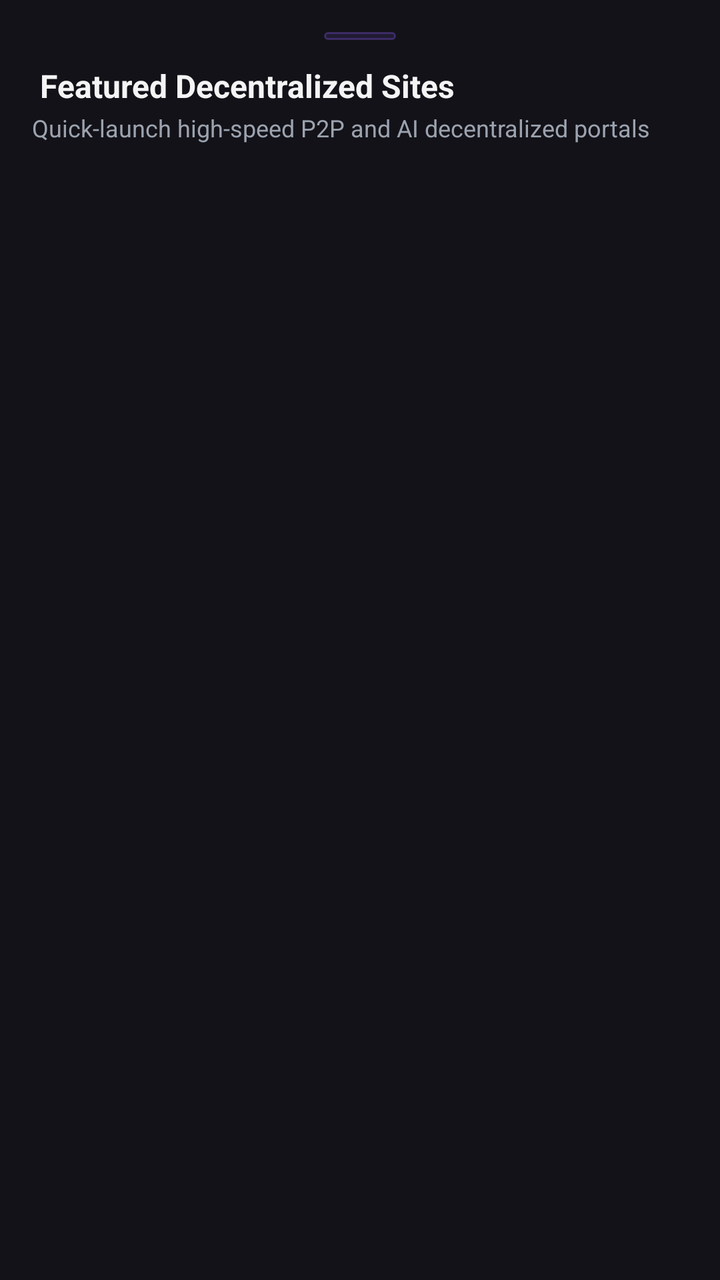
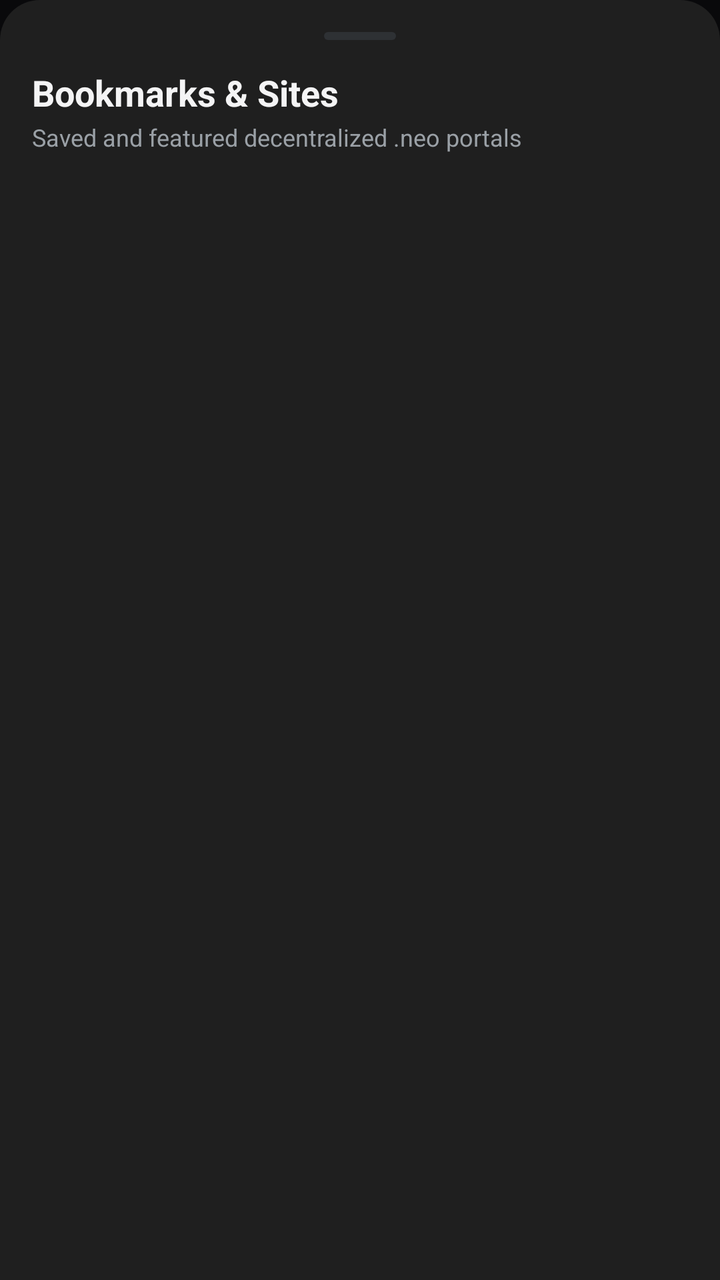

Compare the two renders of this Android layout. The source of the first and the diff that turns it into the second are given below.
<!-- AndroidManifest.xml: application theme Theme.NeoBrowser -->
<!-- res/layout/dialog_bookmarks.xml -->
<?xml version="1.0" encoding="utf-8"?>
<LinearLayout xmlns:android="http://schemas.android.com/apk/res/android"
    xmlns:app="http://schemas.android.com/apk/res-auto"
    android:layout_width="match_parent"
    android:layout_height="wrap_content"
    android:background="@color/bg_surface"
    android:orientation="vertical"
    android:padding="16dp">

    
    <View
        android:layout_width="36dp"
        android:layout_height="4dp"
        android:layout_gravity="center_horizontal"
        android:layout_marginBottom="12dp"
        android:background="@drawable/bg_pill_accent" />

    <TextView
        android:layout_width="wrap_content"
        android:layout_height="wrap_content"
        android:text=" Featured Decentralized Sites"
        android:textColor="@color/text_main"
        android:textSize="16sp"
        android:textStyle="bold" />

    <TextView
        android:layout_width="wrap_content"
        android:layout_height="wrap_content"
        android:layout_marginTop="2dp"
        android:layout_marginBottom="12dp"
        android:text="Quick-launch high-speed P2P and AI decentralized portals"
        android:textColor="@color/text_muted"
        android:textSize="12sp" />

    <androidx.recyclerview.widget.RecyclerView
        android:id="@+id/rv_bookmarks"
        android:layout_width="match_parent"
        android:layout_height="320dp"
        android:scrollbars="vertical" />
</LinearLayout>
<!-- resources referenced by this layout -->
<resources>
  <color name="bg_surface">#121218</color>
  <color name="text_main">#F4F4F5</color>
  <color name="text_muted">#9CA3AF</color>
  <!-- drawable bg_pill_accent (drawable) -->
  <?xml version="1.0" encoding="utf-8"?>
  <shape xmlns:android="http://schemas.android.com/apk/res/android"
      android:shape="rectangle">
      <corners android:radius="16dp" />
      <solid android:color="#1F8B5CF6" />
      <stroke
          android:width="1dp"
          android:color="#4D8B5CF6" />
  </shape>
  <style name="Theme.NeoBrowser" parent="Theme.Material3.Dark.NoActionBar">
          
          <item name="colorPrimary">@color/primary</item>
          <item name="colorPrimaryVariant">@color/primary_light</item>
          <item name="colorOnPrimary">#FFFFFF</item>
          <item name="colorSecondary">@color/accent_cyan</item>
          <item name="colorOnSecondary">#000000</item>
  
          
          <item name="android:statusBarColor">@color/bg_surface</item>
          <item name="android:navigationBarColor">@color/bg_surface</item>
          <item name="android:windowLightStatusBar">false</item>
          <item name="android:windowLightNavigationBar">false</item>
  
          
          <item name="android:windowBackground">@color/bg_base</item>
          <item name="colorSurface">@color/bg_surface</item>
          <item name="colorOnSurface">@color/text_main</item>
      </style>
  <color name="primary">#8B5CF6</color>
  <color name="primary_light">#C084FC</color>
  <color name="accent_cyan">#38BDF8</color>
  <color name="bg_base">#09090B</color>
</resources>

<!-- the commit's change to res/layout/dialog_bookmarks.xml (unified diff, before → after) -->
@@ -3,7 +3,7 @@
     xmlns:app="http://schemas.android.com/apk/res-auto"
     android:layout_width="match_parent"
     android:layout_height="wrap_content"
-    android:background="@color/bg_surface"
+    android:background="@drawable/bg_bottom_sheet"
     android:orientation="vertical"
     android:padding="16dp">
 
@@ -12,15 +12,15 @@
         android:layout_width="36dp"
         android:layout_height="4dp"
         android:layout_gravity="center_horizontal"
-        android:layout_marginBottom="12dp"
-        android:background="@drawable/bg_pill_accent" />
+        android:layout_marginBottom="14dp"
+        android:background="@drawable/bg_drag_handle" />
 
     <TextView
         android:layout_width="wrap_content"
         android:layout_height="wrap_content"
-        android:text=" Featured Decentralized Sites"
+        android:text="Bookmarks &amp; Sites"
         android:textColor="@color/text_main"
-        android:textSize="16sp"
+        android:textSize="18sp"
         android:textStyle="bold" />
 
     <TextView
@@ -28,13 +28,13 @@
         android:layout_height="wrap_content"
         android:layout_marginTop="2dp"
         android:layout_marginBottom="12dp"
-        android:text="Quick-launch high-speed P2P and AI decentralized portals"
-        android:textColor="@color/text_muted"
+        android:text="Saved and featured decentralized .neo portals"
+        android:textColor="@color/chrome_icon_muted"
         android:textSize="12sp" />
 
     <androidx.recyclerview.widget.RecyclerView
         android:id="@+id/rv_bookmarks"
         android:layout_width="match_parent"
-        android:layout_height="320dp"
+        android:layout_height="360dp"
         android:scrollbars="vertical" />
 </LinearLayout>
<!-- resource entries referenced after the edit -->
@@ -1,17 +1,23 @@
 <!-- resources referenced by this layout -->
 <resources>
+  <color name="chrome_icon_muted">#9AA0A6</color>
   <color name="bg_surface">#121218</color>
   <color name="text_main">#F4F4F5</color>
-  <color name="text_muted">#9CA3AF</color>
-  <!-- drawable bg_pill_accent (drawable) -->
+  <!-- drawable bg_bottom_sheet (drawable) -->
   <?xml version="1.0" encoding="utf-8"?>
   <shape xmlns:android="http://schemas.android.com/apk/res/android"
       android:shape="rectangle">
-      <corners android:radius="16dp" />
-      <solid android:color="#1F8B5CF6" />
-      <stroke
-          android:width="1dp"
-          android:color="#4D8B5CF6" />
+      <corners
+          android:topLeftRadius="20dp"
+          android:topRightRadius="20dp" />
+      <solid android:color="@color/chrome_surface" />
+  </shape>
+  <!-- drawable bg_drag_handle (drawable) -->
+  <?xml version="1.0" encoding="utf-8"?>
+  <shape xmlns:android="http://schemas.android.com/apk/res/android"
+      android:shape="rectangle">
+      <corners android:radius="2dp" />
+      <solid android:color="@color/chrome_divider" />
   </shape>
   <style name="Theme.NeoBrowser" parent="Theme.Material3.Dark.NoActionBar">
           
@@ -22,8 +28,8 @@
           <item name="colorOnSecondary">#000000</item>
   
           
-          <item name="android:statusBarColor">@color/bg_surface</item>
-          <item name="android:navigationBarColor">@color/bg_surface</item>
+          <item name="android:statusBarColor">@color/chrome_surface</item>
+          <item name="android:navigationBarColor">@color/chrome_surface</item>
           <item name="android:windowLightStatusBar">false</item>
           <item name="android:windowLightNavigationBar">false</item>
   
@@ -32,6 +38,8 @@
           <item name="colorSurface">@color/bg_surface</item>
           <item name="colorOnSurface">@color/text_main</item>
       </style>
+  <color name="chrome_surface">#1F1F1F</color>
+  <color name="chrome_divider">#2E3134</color>
   <color name="primary">#8B5CF6</color>
   <color name="primary_light">#C084FC</color>
   <color name="accent_cyan">#38BDF8</color>
